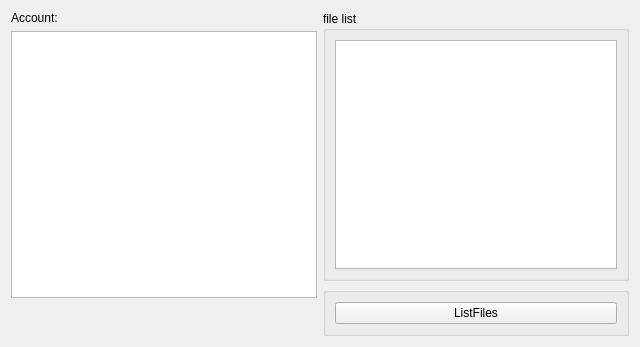
Qt form tool/tool.ui (wengxt/qcloud) before a commit.
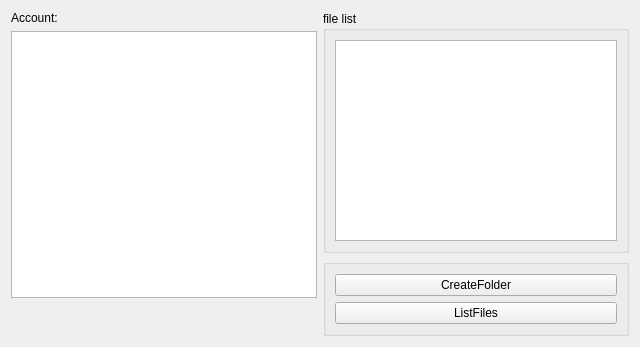
The same form after that commit.

Patch:
```diff
--- a/tool/tool.ui
+++ b/tool/tool.ui
@@ -137,6 +137,13 @@
         <set>Qt::AlignLeading|Qt::AlignLeft|Qt::AlignVCenter</set>
        </property>
        <layout class="QVBoxLayout" name="verticalLayout_3">
+        <item>
+         <widget class="QPushButton" name="createFolderButton">
+          <property name="text">
+           <string>CreateFolder</string>
+          </property>
+         </widget>
+        </item>
         <item>
          <widget class="QPushButton" name="listButton">
           <property name="text">
```
